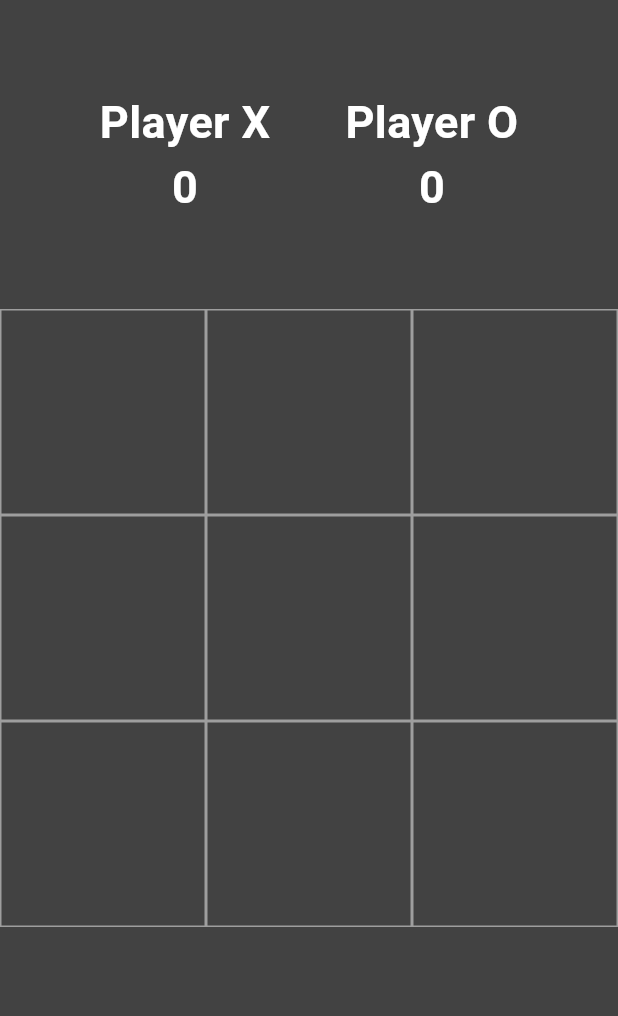
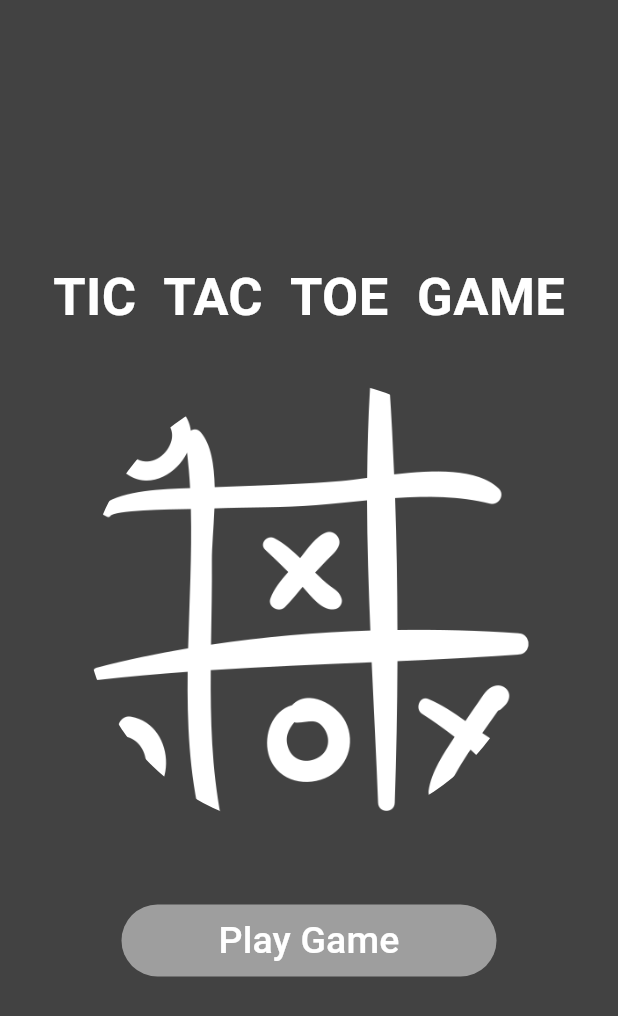
Before and after one commit to alaa2024Mandour/TicTacToe_Flutter_Game, a Flutter app: the screen it shows after launch, on a phone screen of 412 x 824 dp. Shown: the top 1016 px of the screen. Run offline on Flutter 3.47's test engine with Material 3 defaults, Android fonts, the phone set to English and light mode, and no system bars.

Commit message:
complete it

```diff
--- a/lib/layout/game.dart
+++ b/lib/layout/game.dart
@@ -14,7 +14,8 @@ class _GameState extends State<Game> {
   var titleStyle = const TextStyle(
     color: Colors.white,
     fontSize: 30,
-    fontWeight: FontWeight.bold
+    fontWeight: FontWeight.bold,
+    wordSpacing: 10,
   );
 
   int oScore =0;
@@ -86,7 +87,8 @@ class _GameState extends State<Game> {
                         // index.toString(),
                         style: const TextStyle(
                           color: Colors.white,
-                          fontWeight: FontWeight.bold
+                          fontWeight: FontWeight.bold,
+                          fontSize: 35
                         ),
                       ),
                     ),
@@ -94,6 +96,13 @@ class _GameState extends State<Game> {
                 );
                 }),
           ),
+          Expanded(
+            child: Center(
+              child: Text(
+              " TEC TAC TOE ",
+              style:titleStyle,
+                        ),
+            ),)
         ],
       ),
     );
--- /dev/null
+++ b/lib/layout/homePage.dart
@@ -0,0 +1,59 @@
+import 'package:flutter/material.dart';
+import 'package:tic_tac_toy_game/layout/game.dart';
+
+class HomePage extends StatelessWidget {
+  const HomePage({super.key});
+  @override
+  Widget build(BuildContext context) {
+    return Scaffold(
+      backgroundColor: Colors.grey[800],
+      body: SizedBox(
+        width: double.infinity,
+        child: Column(
+          mainAxisAlignment: MainAxisAlignment.center,
+          crossAxisAlignment: CrossAxisAlignment.center,
+          children: [
+            const Text(
+              "TIC TAC TOE GAME",
+              style: TextStyle(
+                color: Colors.white,
+                fontSize: 35,
+                fontWeight: FontWeight.bold,
+                wordSpacing: 10,
+              ),
+            ),
+            const SizedBox(height: 30,),
+            const CircleAvatar(
+            backgroundImage: AssetImage("images/game.png"),
+              backgroundColor: Colors.transparent,
+              radius: 150,
+            ),
+            const SizedBox(height: 50,),
+            Container(
+              width: 250,
+              decoration: BoxDecoration(
+                color: Colors.grey,
+                borderRadius: BorderRadius.circular(25),
+              ),
+              child: MaterialButton(
+                onPressed: () {
+                  Navigator.push(
+                    context,
+                    MaterialPageRoute(builder: (context) => const Game()),
+                  );
+                },
+                child: const Text(
+                  "Play Game",
+                  style: TextStyle(
+                    color: Colors.white,
+                    fontSize: 25,
+                  ),
+                ),
+              ),
+            ),
+          ],
+        ),
+      ),
+    );
+  }
+}
--- a/lib/main.dart
+++ b/lib/main.dart
@@ -1,6 +1,5 @@
 import 'package:flutter/material.dart';
-
-import 'layout/game.dart';
+import 'layout/homePage.dart';
 
 void main() {
   runApp(const MyApp());
@@ -14,7 +13,7 @@ class MyApp extends StatelessWidget {
   Widget build(BuildContext context) {
     return const MaterialApp(
       debugShowCheckedModeBanner: false,
-      home: Game(),
+      home: HomePage(),
     );
   }
 }
--- a/pubspec.yaml
+++ b/pubspec.yaml
@@ -30,7 +30,7 @@ environment:
 dependencies:
   flutter:
     sdk: flutter
-
+  avatar_glow: ^3.0.1
 
   # The following adds the Cupertino Icons font to your application.
   # Use with the CupertinoIcons class for iOS style icons.
@@ -59,8 +59,8 @@ flutter:
   uses-material-design: true
 
   # To add assets to your application, add an assets section, like this:
-  # assets:
-  #   - images/a_dot_burr.jpeg
+  assets:
+    - images/
   #   - images/a_dot_ham.jpeg
 
   # An image asset can refer to one or more resolution-specific "variants", see
```
Also changed, not shown: images/game.png (added), pubspec.lock.
